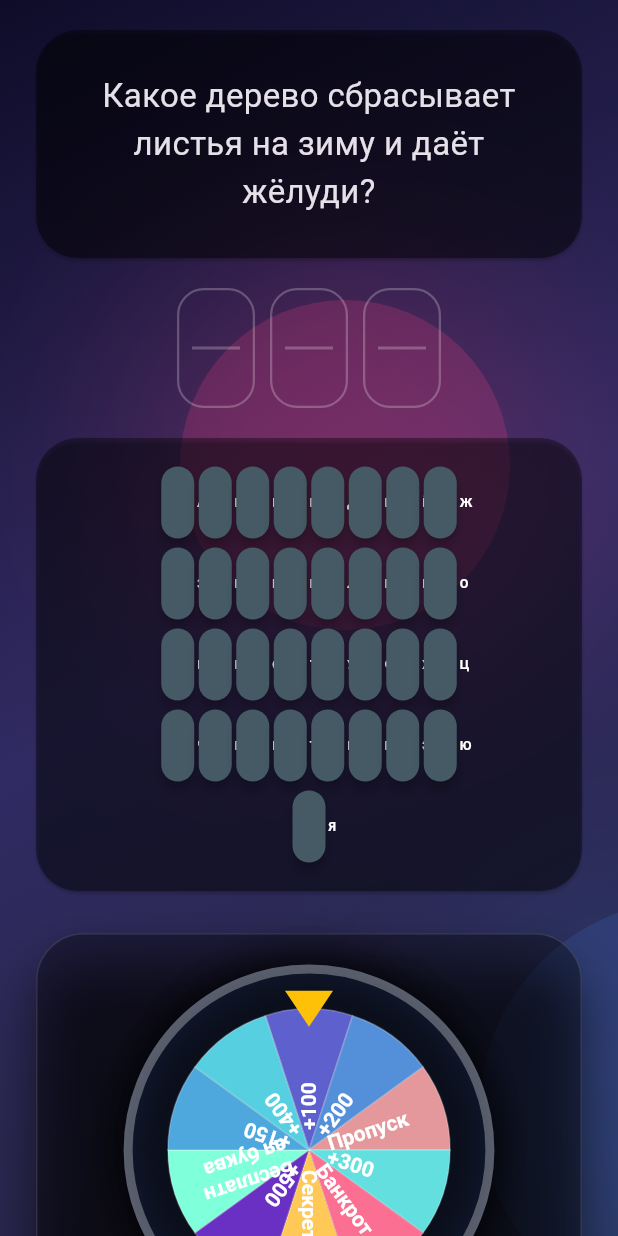
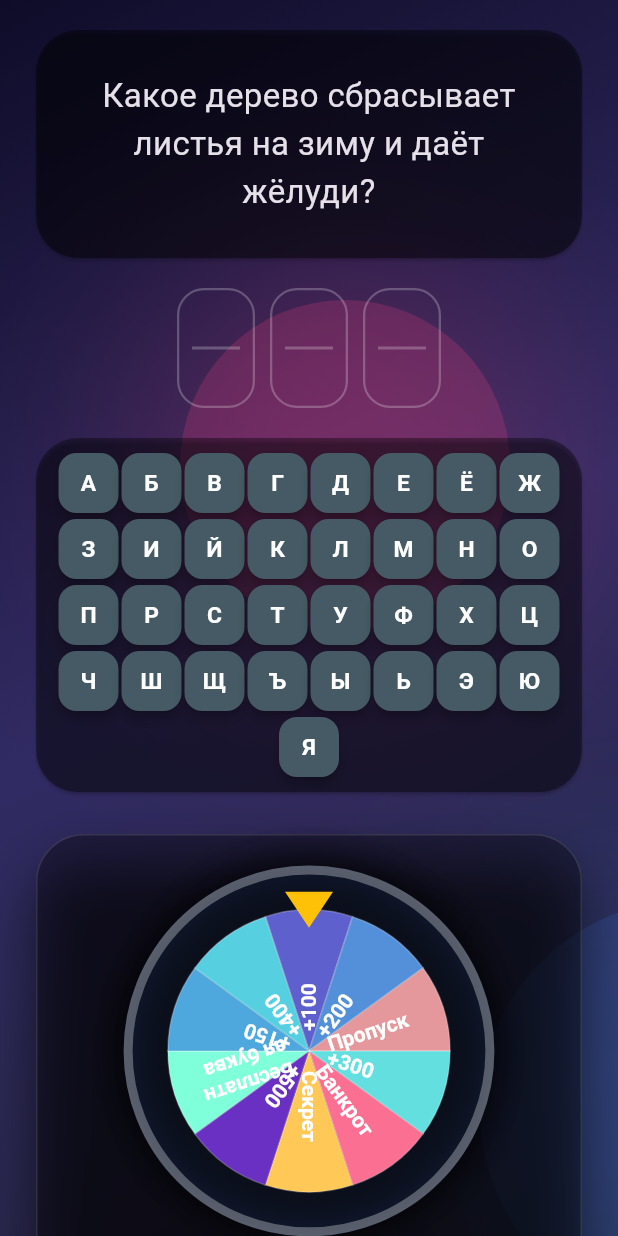
Before and after one commit to ToperGG228/moderator, a Flutter app: the screen it shows after launch, on a phone screen of 412 x 824 dp. Run offline on Flutter 3.47's test engine with Material 3 defaults, Android fonts, the phone set to English and light mode, and no system bars; drawn by our look-alikes of flutter_fortune_wheel.

Commit message:
Adjust projector layout proportions

```diff
--- a/lib/widgets/letter_keyboard.dart
+++ b/lib/widgets/letter_keyboard.dart
@@ -29,22 +29,22 @@ class LetterKeyboard extends StatelessWidget {
         final maxWidth = constraints.maxWidth;
         double tileSize;
         if (maxWidth < 360) {
-          tileSize = 22;
+          tileSize = 40;
         } else if (maxWidth < 520) {
-          tileSize = 26;
+          tileSize = 43;
         } else {
-          tileSize = 30;
+          tileSize = 45;
         }
         return Column(
           mainAxisSize: MainAxisSize.min,
           children: rows
               .map(
                 (row) => Padding(
-                  padding: const EdgeInsets.symmetric(vertical: 3),
+                  padding: const EdgeInsets.symmetric(vertical: 2),
                   child: Wrap(
                     alignment: WrapAlignment.center,
-                    spacing: 3,
-                    runSpacing: 4,
+                    spacing: 2,
+                    runSpacing: 3,
                     children: row
                         .map(
                           (letter) => _LetterButton(
@@ -82,17 +82,22 @@ class _LetterButton extends StatelessWidget {
 
   @override
   Widget build(BuildContext context) {
-    return SizedBox(
+    return ConstrainedBox(
+      constraints: const BoxConstraints(minWidth: 40, minHeight: 40),
+      child: SizedBox(
         width: size,
-      height: 48,
+        height: size,
         child: ElevatedButton(
           style: ElevatedButton.styleFrom(
             elevation: isUsed ? 0 : 3,
             backgroundColor: isUsed ? Colors.grey.shade700 : Colors.blueGrey.shade700,
             foregroundColor: Colors.white,
             shape: RoundedRectangleBorder(borderRadius: BorderRadius.circular(12)),
+            padding: EdgeInsets.zero,
           ),
           onPressed: onTap,
+          child: FittedBox(
+            fit: BoxFit.scaleDown,
             child: Text(
               letter,
               style: TextStyle(
@@ -101,6 +106,8 @@ class _LetterButton extends StatelessWidget {
               ),
             ),
           ),
+        ),
+      ),
     );
   }
 }
```
Also changed, not shown: lib/main.dart (+15 -14 lines). Lines whose indentation alone changed are shown as unchanged.
